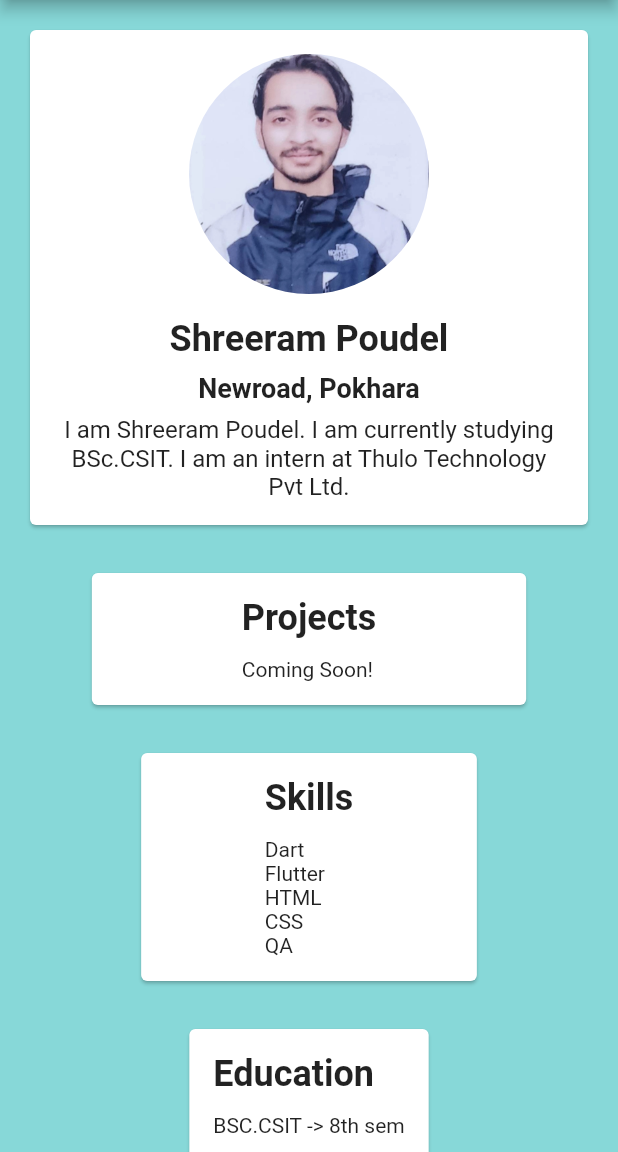
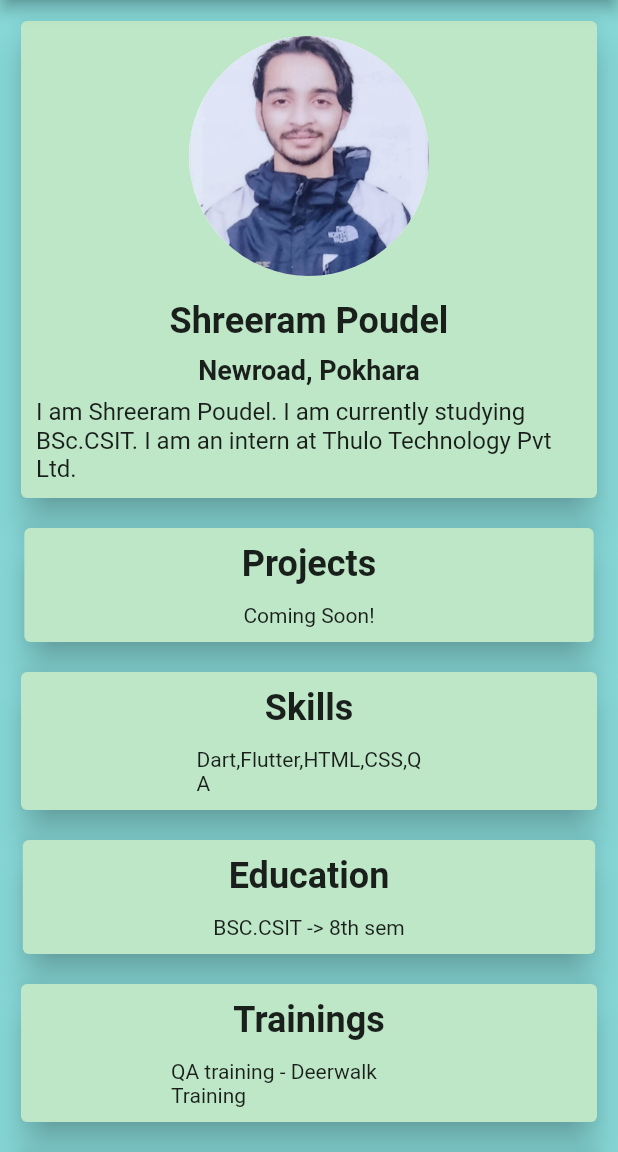
Before and after one commit to shreerampoudel/portfolio_from_flutter, a Flutter app: the screen it shows after launch, on a phone screen of 412 x 824 dp, the part 84-1236 px from its top. Run offline on Flutter 3.47's test engine with Material 2 defaults, Android fonts, the phone set to English and light mode, and no system bars.

Commit message:
drawer_app

```diff
--- a/lib/homepage.dart
+++ b/lib/homepage.dart
@@ -6,7 +6,7 @@ class HomePage extends StatelessWidget {
 
   @override
   Widget build(BuildContext context) {
-    final screenWidth = MediaQuery.of(context).size.width;
+
 
     return Scaffold(
       backgroundColor: const Color.fromARGB(255, 135, 216, 216),
@@ -14,14 +14,16 @@ class HomePage extends StatelessWidget {
         title: const Center(child: Text("Portfolio")),
         backgroundColor: Colors.black,
       ),
-      body: SingleChildScrollView(
-        padding: const EdgeInsets.all(16),
+      body: const SingleChildScrollView(
+        padding: EdgeInsets.symmetric(vertical: 10.0, horizontal: 10.0),
         child: Column(
           children: [
-            const IntrinsicWidth(
+            IntrinsicWidth(
               child: Card(
+                color:   Color.fromARGB(255, 190, 231, 199),
+                elevation: 10,
                 child: Padding(
-                  padding: EdgeInsets.all(16.0),
+                  padding:  EdgeInsets.symmetric(vertical: 10.0, horizontal: 10.0),
                   child: Column(
                     children: [
                       CircleAvatar(
@@ -52,20 +54,23 @@ class HomePage extends StatelessWidget {
                           fontSize: 16,
                           fontWeight: FontWeight.normal,
                         ),
-                        textAlign: TextAlign.center,
+                        textAlign: TextAlign.start
+                        ,
                       ),
                     ],
                   ),
                 ),
               ),
             ),
-            const SizedBox(height: 24),
+            SizedBox(height: 12),
             IntrinsicWidth(
               child: Card(
+                color:   Color.fromARGB(255, 190, 231, 199),
+                elevation: 10,
                 child: Padding(
-                  padding:EdgeInsets.fromLTRB(100, 16, 100, 16),
-                  child: const Column(
-                    crossAxisAlignment: CrossAxisAlignment.start,
+                  padding: EdgeInsets.symmetric(vertical: 10.0, horizontal: 145.0),
+                  child: Column(
+                    crossAxisAlignment: CrossAxisAlignment.center,
                     children: [
                       Text(
                         'Projects',
@@ -81,16 +86,14 @@ class HomePage extends StatelessWidget {
                 ),
               ),
             ),
-            const SizedBox(height: 24),
-            IntrinsicWidth(
-              child: Card(
+            SizedBox(height: 12),
+            Card(
+              color:   Color.fromARGB(255, 190, 231, 199),
+              elevation: 10,
               child: Padding(
-                  padding: EdgeInsets.symmetric(
-                    horizontal: screenWidth * 0.2,
-                    vertical: 16.0,
-                  ),
-                  child: const Column(
-                    crossAxisAlignment: CrossAxisAlignment.start,
+                padding: EdgeInsets.symmetric(vertical: 10.0, horizontal: 117.0),
+                child: Column(
+                  crossAxisAlignment: CrossAxisAlignment.center,
                   children: [
                     Text(
                       'Skills',
@@ -100,23 +103,19 @@ class HomePage extends StatelessWidget {
                       ),
                     ),
                     SizedBox(height: 12),
-                      Text("Dart"),
-                      Text("Flutter"),
-                      Text("HTML"),
-                      Text("CSS"),
-                      Text("QA"),
+                    Text("Dart,Flutter,HTML,CSS,QA"),
                   ],
                 ),
               ),
             ),
-            ),
-            const SizedBox(height: 24),
-            const IntrinsicWidth(
-              child: Card(
+            SizedBox(height: 12),
+            Card(
+              color:   Color.fromARGB(255, 190, 231, 199),
+              elevation: 10,
               child: Padding(
-                  padding: EdgeInsets.all(16.0),
+                padding: EdgeInsets.symmetric(vertical: 10.0, horizontal: 127.0),
                 child: Column(
-                    crossAxisAlignment: CrossAxisAlignment.start,
+                  crossAxisAlignment: CrossAxisAlignment.center,
                   children: [
                     Text(
                       'Education',
@@ -131,14 +130,15 @@ class HomePage extends StatelessWidget {
                 ),
               ),
             ),
-            ),
-            const SizedBox(height: 24),
-            const IntrinsicWidth(
+            SizedBox(height: 12),
+            IntrinsicWidth(
               child: Card(
+                color:   Color.fromARGB(255, 190, 231, 199),
+                elevation: 10,
                 child: Padding(
-                  padding: EdgeInsets.all(16.0),
+                  padding: EdgeInsets.symmetric(vertical: 10.0, horizontal: 100.0),
                   child: Column(
-                    crossAxisAlignment: CrossAxisAlignment.start,
+                    crossAxisAlignment: CrossAxisAlignment.center,
                     children: [
                       Text(
                         'Trainings',
@@ -148,25 +148,27 @@ class HomePage extends StatelessWidget {
                         ),
                       ),
                       SizedBox(height: 12),
-                      Text("QA training - Deerwalk Training"),
+                      Center(child: Text("QA training - Deerwalk Training")),
                     ],
                   ),
                 ),
               ),
             ),
-            const SizedBox(height: 24),
-            const IntrinsicWidth(
-              child: Card(
+            SizedBox(height: 12),
+            Card(
+              color:   Color.fromARGB(255, 190, 231, 199),
+              elevation: 10,
               child: Padding(
-                  padding: EdgeInsets.all(16.0),
+                padding: EdgeInsets.symmetric(vertical: 10.0, horizontal: 100.0),
                 child: Column(
-                    crossAxisAlignment: CrossAxisAlignment.start,
+                  crossAxisAlignment: CrossAxisAlignment.center,
                   children: [
                     Text(
                       'Contact',
                       style: TextStyle(
                         fontSize: 24,
                         fontWeight: FontWeight.bold,
+
                       ),
                     ),
                     SizedBox(height: 12),
@@ -174,7 +176,6 @@ class HomePage extends StatelessWidget {
                     Text("Email: ccrpoudelalt@gmail.com"),
                     Text("Address: Newroad, Pokhara"),
                   ],
-                  ),
                 ),
               ),
             ),
--- a/lib/main.dart
+++ b/lib/main.dart
@@ -6,7 +6,7 @@ void main() {
 }
 
 class MyApp extends StatelessWidget {
-  const MyApp({Key? key});
+  const MyApp({super.key,});
 
   @override
   Widget build(BuildContext context) {
```
Lines whose indentation alone changed are shown as unchanged.
